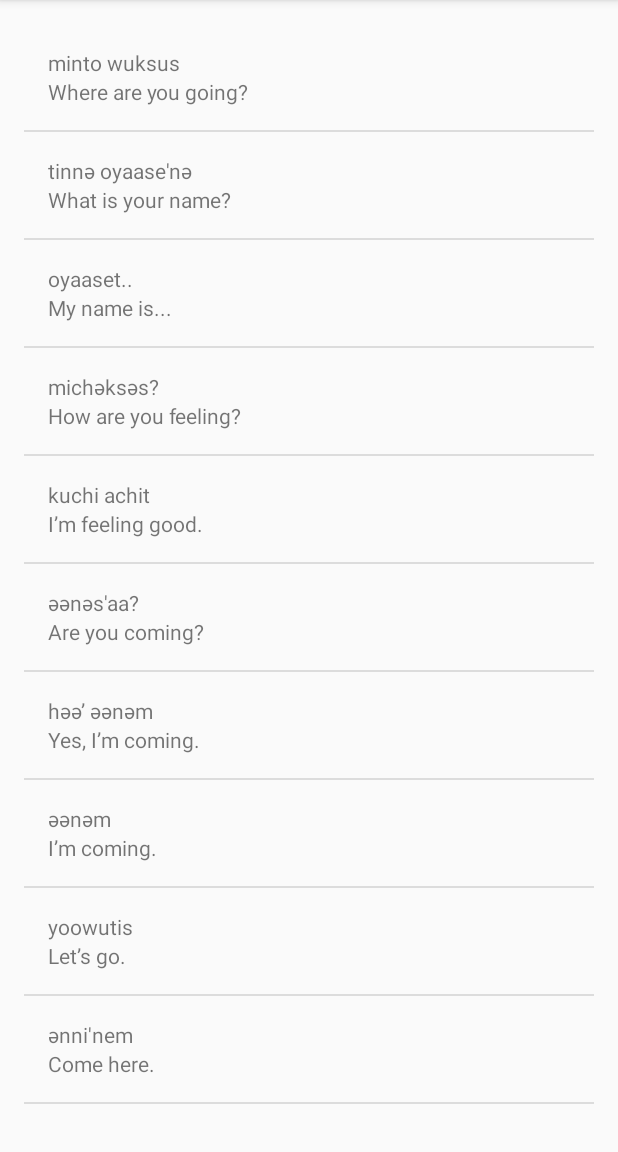
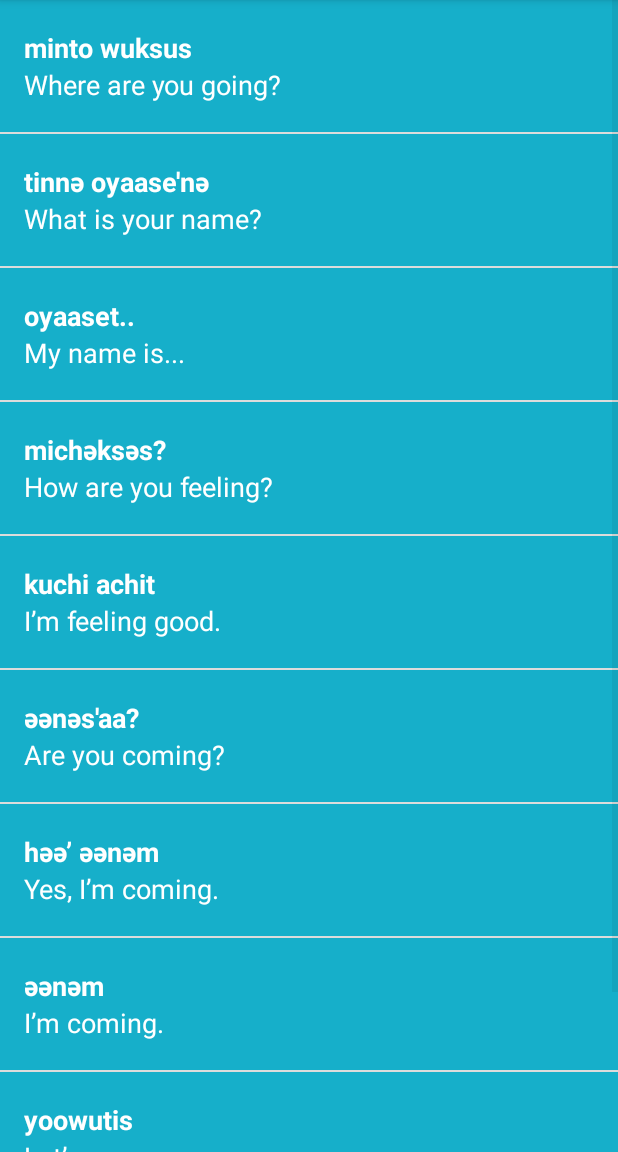
Before and after one commit to snowbeast06/ud839_Miwok-Starter-code-master, an Android app: the PhrasesActivity screen opened directly, with no data from a screen before it, on a phone screen of 412 x 824 dp, the part 84-1236 px from its top. Run offline under Robolectric (Android 15) with nearby library versions, the phone set to English and light mode, and no system bars.

Commit message:
did the images and visual polish

```diff
--- a/app/src/main/java/com/example/android/miwok/PhrasesActivity.java
+++ b/app/src/main/java/com/example/android/miwok/PhrasesActivity.java
@@ -30,7 +30,7 @@ public class PhrasesActivity extends AppCompatActivity {
 
 
         // create a wordadapter whose data source is the arraylist of type Word
-        WordAdapter adapter = new WordAdapter(this, words);
+        WordAdapter adapter = new WordAdapter(this, words, R.color.category_phrases);
 
         // get a reference to the listview and add the adapter to the listview
         ListView listView = (ListView) findViewById(R.id.list);
--- a/app/src/main/java/com/example/android/miwok/Word.java
+++ b/app/src/main/java/com/example/android/miwok/Word.java
@@ -4,17 +4,24 @@ package com.example.android.miwok;
  * Created by genetrinks on 2/7/18.
  */
 
-
 public class Word {
 
+    private static final int NO_IMAGE_ASSIGNED = 0;
     private String mMiwokTranslation;
     private String mDefaultTranslation;
-
+    private int mDrawableImageResourceID;
 
     // constructor
     public Word(String defaultTranslation, String miwokTranslation) {
         mMiwokTranslation = miwokTranslation;
         mDefaultTranslation = defaultTranslation;
+        // we'll leave the resourceID as 0 in this case
+    }
+
+    public Word(String defaultTranslation, String miwokTranslation, int imageResourceID) {
+        mMiwokTranslation = miwokTranslation;
+        mDefaultTranslation = defaultTranslation;
+        mDrawableImageResourceID = imageResourceID;
     }
 
 
@@ -27,4 +34,12 @@ public class Word {
         return mDefaultTranslation;
     }
 
+    public int getDrawableImageResourceID() {
+        return mDrawableImageResourceID;
+    }
+
+    public boolean hasImage() {
+        return (mDrawableImageResourceID != NO_IMAGE_ASSIGNED);
+    }
+
 }
--- a/app/src/main/java/com/example/android/miwok/WordAdapter.java
+++ b/app/src/main/java/com/example/android/miwok/WordAdapter.java
@@ -3,10 +3,13 @@ package com.example.android.miwok;
 import android.app.Activity;
 import android.support.annotation.NonNull;
 import android.support.annotation.Nullable;
+import android.support.v4.content.ContextCompat;
 import android.view.LayoutInflater;
 import android.view.View;
 import android.view.ViewGroup;
 import android.widget.ArrayAdapter;
+import android.widget.ImageView;
+import android.widget.LinearLayout;
 import android.widget.TextView;
 
 import java.util.ArrayList;
@@ -17,9 +20,11 @@ import java.util.ArrayList;
 
 public class WordAdapter extends ArrayAdapter<Word> {
 
+    private int mColorResourceID;
 
-    public WordAdapter(Activity context, ArrayList<Word> words) {
+    public WordAdapter(Activity context, ArrayList<Word> words, int color) {
         super(context, 0, words);
+        mColorResourceID = color;
     }
 
 
@@ -37,6 +42,20 @@ public class WordAdapter extends ArrayAdapter<Word> {
         // Get the {@link Word} object located at this position in the list
         Word currentWord = getItem(position);
 
+        // Find the Imageview in the list_item.xml layout with the ID image
+        ImageView imageView = (ImageView) listItemView.findViewById(R.id.image);
+
+        // Get the image resource ID from the current Word object and
+        // set this image on the imageview
+        imageView.setImageResource(currentWord.getDrawableImageResourceID());
+
+        // if there is no image assigned set the visibility of the imageview to GONE
+        if (!currentWord.hasImage()) {
+            imageView.setVisibility(View.GONE);
+        } else {
+            imageView.setVisibility(View.VISIBLE);
+        }
+
         // Find the TextView in the list_item.xml layout with the ID miwokWord
         TextView miwokTextView = (TextView) listItemView.findViewById(R.id.miwokWord);
 
@@ -51,6 +70,11 @@ public class WordAdapter extends ArrayAdapter<Word> {
         // set this text on the name TextView
         defaultTextView.setText(currentWord.getDefaultTranslation());
 
+        // set the proper background color for this linear layout with the text
+        LinearLayout parentLayout = (LinearLayout) listItemView.findViewById(R.id.textViewParent);
+        int color = ContextCompat.getColor(getContext(), mColorResourceID);
+        parentLayout.setBackgroundColor(color);
+
         //return the view
         return listItemView;
 
--- a/app/src/main/res/layout/list_item.xml
+++ b/app/src/main/res/layout/list_item.xml
@@ -3,22 +3,42 @@
     xmlns:tools="http://schemas.android.com/tools"
     android:layout_width="match_parent"
     android:layout_height="match_parent"
-    android:orientation="vertical">
+    android:orientation="horizontal">
+
+    <ImageView
+        android:id="@+id/image"
+        android:layout_width="@dimen/list_item_height"
+        android:layout_height="@dimen/list_item_height"
+        android:background="@color/tan_background"
+        android:src="@mipmap/ic_launcher" />
+
+    <LinearLayout
+        android:id="@+id/textViewParent"
+        android:layout_width="match_parent"
+        android:layout_height="@dimen/list_item_height"
+        android:orientation="vertical"
+        android:paddingLeft="16dp">
 
         <TextView
             android:id="@+id/miwokWord"
             android:layout_width="match_parent"
-        android:layout_height="wrap_content"
-        android:paddingLeft="16dp"
-        android:paddingTop="16dp"
+            android:layout_height="0dp"
+            android:layout_weight="1"
+            android:gravity="bottom"
+            android:textColor="#ffffff"
+            android:textSize="18sp"
+            android:textStyle="bold"
             tools:text="lutti" />
 
         <TextView
             android:id="@+id/englishWord"
             android:layout_width="match_parent"
-        android:layout_height="wrap_content"
-        android:paddingBottom="16dp"
-        android:paddingLeft="16dp"
+            android:layout_height="0dp"
+            android:layout_weight="1"
+            android:gravity="top"
+            android:textColor="#ffffff"
+            android:textSize="18sp"
+            android:textStyle="normal"
             tools:text="one" />
-
     </LinearLayout>
+</LinearLayout>
--- a/app/src/main/res/layout/word_list.xml
+++ b/app/src/main/res/layout/word_list.xml
@@ -4,8 +4,4 @@
     android:id="@+id/list"
     android:layout_width="match_parent"
     android:layout_height="match_parent"
-    android:orientation="vertical"
-    android:paddingBottom="@dimen/activity_vertical_margin"
-    android:paddingLeft="@dimen/activity_horizontal_margin"
-    android:paddingRight="@dimen/activity_horizontal_margin"
-    android:paddingTop="@dimen/activity_vertical_margin" />
+    android:orientation="vertical" />
--- a/app/src/main/res/values-w820dp/dimens.xml
+++ b/app/src/main/res/values-w820dp/dimens.xml
@@ -16,5 +16,4 @@
     <!-- Example customization of dimensions originally defined in res/values/dimens.xml
          (such as screen margins) for screens with more than 820dp of available width. This
          would include 7" and 10" devices in landscape (~960dp and ~1280dp respectively). -->
-    <dimen name="activity_horizontal_margin">64dp</dimen>
 </resources>
--- a/app/src/main/res/values/dimens.xml
+++ b/app/src/main/res/values/dimens.xml
@@ -16,6 +16,4 @@
     <!-- Height of each list item -->
     <dimen name="list_item_height">88dp</dimen>
     <!-- Default screen margins, per the Android Design guidelines. -->
-    <dimen name="activity_horizontal_margin">16dp</dimen>
-    <dimen name="activity_vertical_margin">16dp</dimen>
 </resources>
```
Also changed, not shown: app/src/main/java/com/example/android/miwok/ColorsActivity.java (+9 -9 lines), app/src/main/java/com/example/android/miwok/FamilyActivity.java (+11 -11 lines), app/src/main/java/com/example/android/miwok/NumbersActivity.java (+11 -11 lines). Lines whose indentation alone changed are shown as unchanged.
